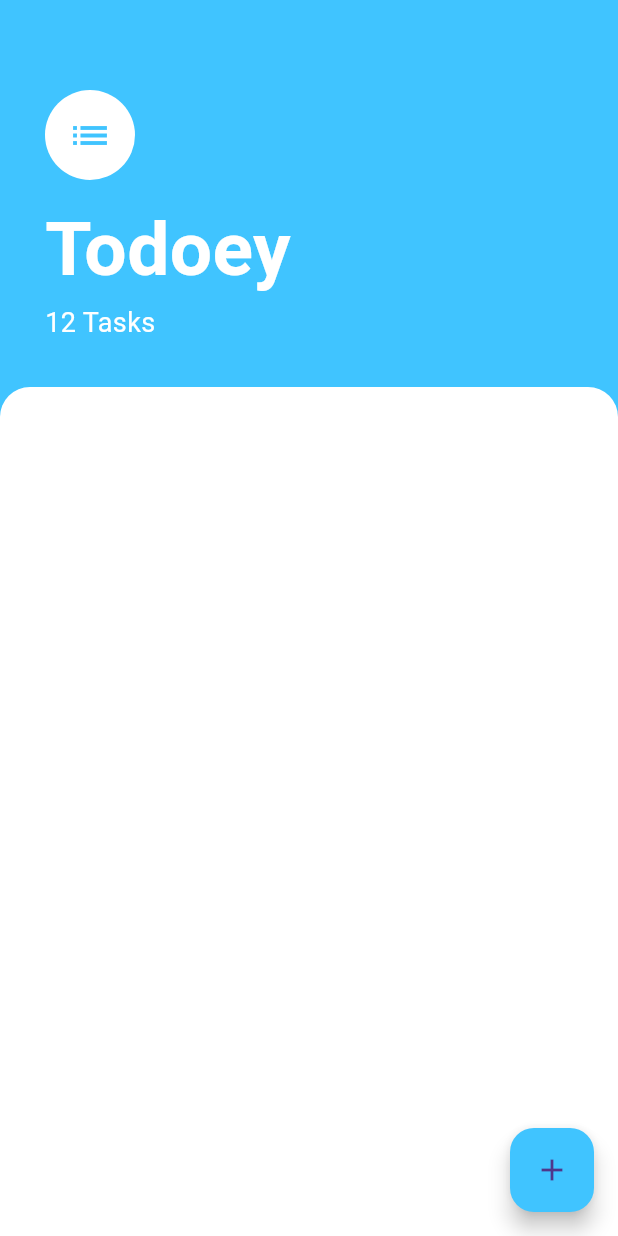
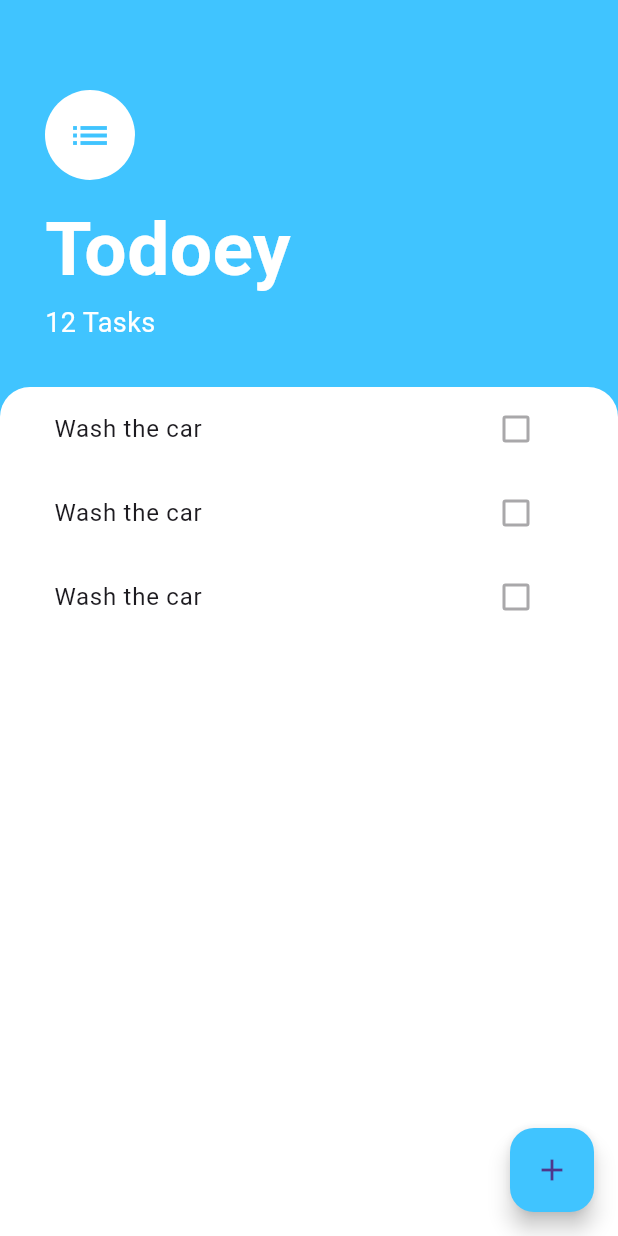
Before and after one commit to ChristianAfreh/todoey-flutter, a Flutter app: the screen it shows after launch, on a phone screen of 412 x 824 dp. Run offline on Flutter 3.47's test engine with Material 3 defaults, Android fonts, the phone set to English and light mode, and no system bars.

Commit message:
added ListView and ListTile of tasks

```diff
--- a/lib/screens/tasks_screen.dart
+++ b/lib/screens/tasks_screen.dart
@@ -1,4 +1,5 @@
 import 'package:flutter/material.dart';
+import 'package:todoey/widgets/tasks_list.dart';
 
 class TasksScreen extends StatelessWidget {
   const TasksScreen({super.key});
@@ -57,6 +58,7 @@ class TasksScreen extends StatelessWidget {
           ),
           Expanded(
             child: Container(
+              padding: const EdgeInsets.symmetric(horizontal: 20.0),
               height: 300.0,
               decoration: const BoxDecoration(
                 color: Colors.white,
@@ -65,6 +67,7 @@ class TasksScreen extends StatelessWidget {
                   topRight: Radius.circular(20.0),
                 ),
               ),
+              child: const TasksList(),
             ),
           )
         ],
--- /dev/null
+++ b/lib/widgets/task_tile.dart
@@ -0,0 +1,15 @@
+import 'package:flutter/material.dart';
+
+class TaskTile extends StatelessWidget {
+  const TaskTile({
+    super.key,
+  });
+
+  @override
+  Widget build(BuildContext context) {
+    return const ListTile(
+      title: Text('Wash the car'),
+      trailing: Checkbox(value: false, onChanged: null),
+    );
+  }
+}
--- /dev/null
+++ b/lib/widgets/tasks_list.dart
@@ -0,0 +1,19 @@
+import 'package:flutter/material.dart';
+import 'package:todoey/widgets/task_tile.dart';
+
+class TasksList extends StatelessWidget {
+  const TasksList({
+    super.key,
+  });
+
+  @override
+  Widget build(BuildContext context) {
+    return ListView(
+      children: const <Widget>[
+        TaskTile(),
+        TaskTile(),
+        TaskTile(),
+      ],
+    );
+  }
+}
```
